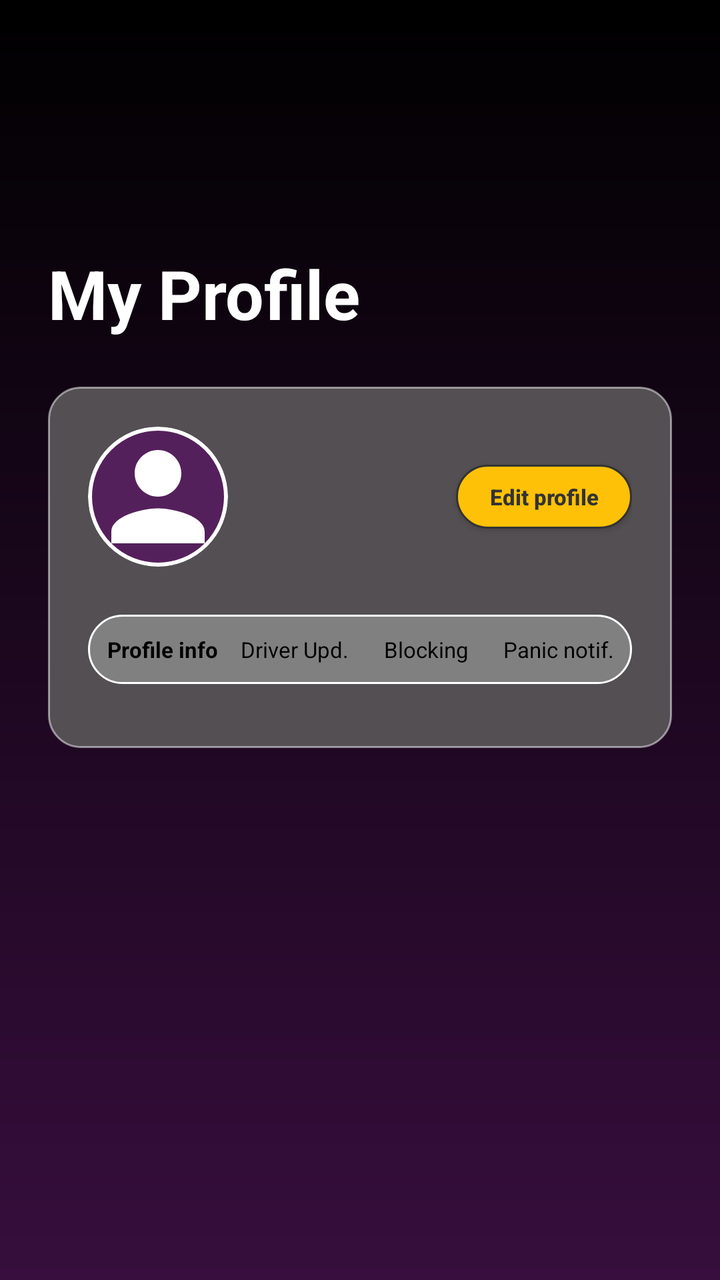
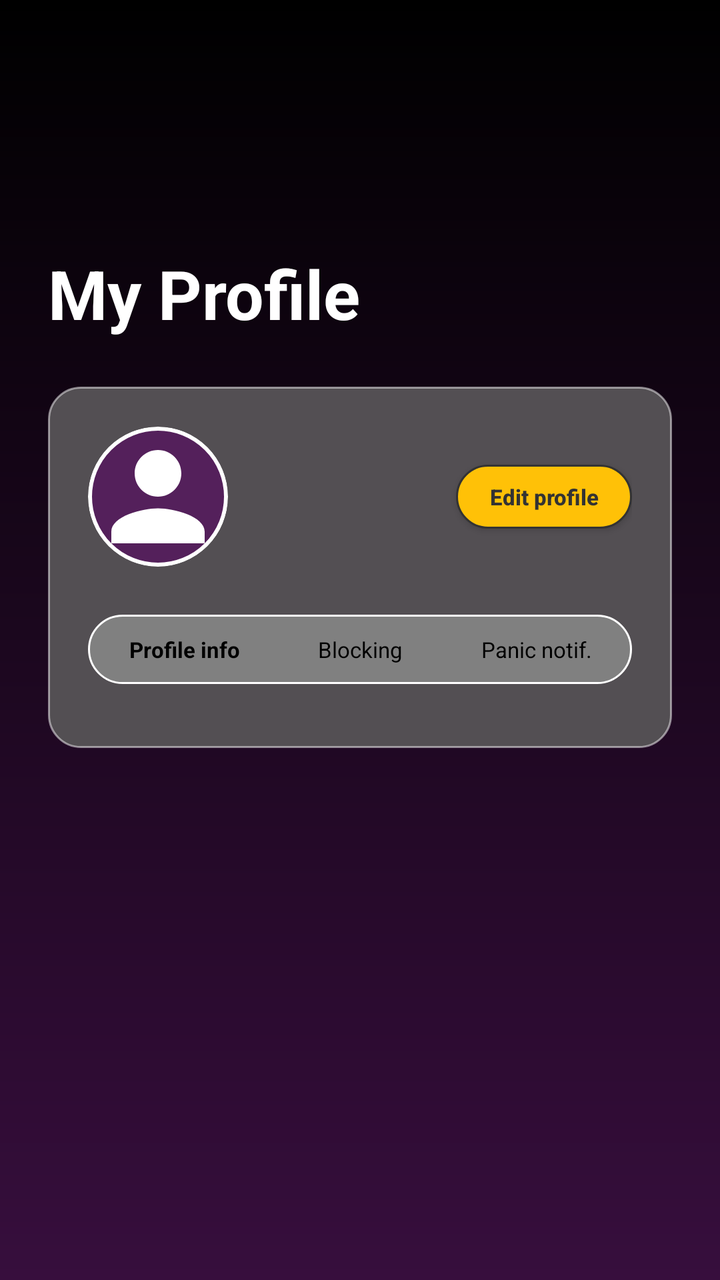

The first picture is an Android layout as it rendered before a commit; the second is the same layout after the commit. The layout source and the unified diff follow.
<!-- AndroidManifest.xml: application theme Theme.UberProject -->
<!-- res/layout/fragment_admin_profile.xml -->
<?xml version="1.0" encoding="utf-8"?>
<ScrollView
    xmlns:android="http://schemas.android.com/apk/res/android"
    xmlns:app="http://schemas.android.com/apk/res-auto"
    android:layout_width="match_parent"
    android:layout_height="match_parent"
    android:paddingTop="100dp"
    android:clipToPadding="false"
    android:background="@drawable/background_gradient"
    android:fillViewport="true">

    <androidx.constraintlayout.widget.ConstraintLayout
        android:layout_width="match_parent"
        android:layout_height="wrap_content"
        android:padding="24dp">

        <TextView
            android:id="@+id/tvScreenTitle"
            android:layout_width="wrap_content"
            android:layout_height="wrap_content"
            android:text="@string/my_profile_title"
            android:textColor="@color/white"
            android:textSize="34sp"
            android:textStyle="bold"
            app:layout_constraintStart_toStartOf="parent"
            app:layout_constraintTop_toTopOf="parent" />

        <androidx.constraintlayout.widget.ConstraintLayout
            android:id="@+id/cardContainer"
            android:layout_width="match_parent"
            android:layout_height="wrap_content"
            android:layout_marginTop="24dp"
            android:background="@drawable/bg_card_main"
            android:padding="20dp"
            app:layout_constraintTop_toBottomOf="@id/tvScreenTitle">

            <FrameLayout
                android:id="@+id/profileImageContainer"
                android:layout_width="70dp"
                android:layout_height="70dp"
                android:background="@drawable/circle_background"
                android:clipToOutline="true"
                app:layout_constraintStart_toStartOf="parent"
                app:layout_constraintTop_toTopOf="parent">

                <ImageView
                    android:id="@+id/imgProfile"
                    android:layout_width="match_parent"
                    android:layout_height="match_parent"
                    android:scaleType="centerCrop"
                    android:src="@drawable/ic_person_placeholder" />

                <LinearLayout
                    android:id="@+id/layoutChangePhoto"
                    android:layout_width="match_parent"
                    android:layout_height="match_parent"
                    android:background="#80000000"
                    android:gravity="center"
                    android:orientation="vertical"
                    android:visibility="gone">
                </LinearLayout>
            </FrameLayout>

            <LinearLayout
                android:id="@+id/userInfoLayout"
                android:layout_width="0dp"
                android:layout_height="wrap_content"
                android:layout_marginStart="12dp"
                android:layout_marginEnd="8dp"
                android:orientation="vertical"
                app:layout_constraintBottom_toBottomOf="@id/profileImageContainer"
                app:layout_constraintEnd_toStartOf="@+id/btnEditProfile"
                app:layout_constraintStart_toEndOf="@id/profileImageContainer"
                app:layout_constraintTop_toTopOf="@id/profileImageContainer">

                <TextView
                    android:id="@+id/headerName"
                    android:layout_width="match_parent"
                    android:layout_height="wrap_content"
                    android:text=""
                    android:textColor="@color/white"
                    android:textSize="18sp"
                    android:textStyle="bold"
                    android:singleLine="true"
                    android:ellipsize="end" />

                <TextView
                    android:id="@+id/headerEmail"
                    android:layout_width="match_parent"
                    android:layout_height="wrap_content"
                    android:text=""
                    android:textColor="#B0B0B0"
                    android:textSize="12sp"
                    android:singleLine="true"
                    android:ellipsize="end" />
            </LinearLayout>

            <androidx.appcompat.widget.AppCompatButton
                android:id="@+id/btnEditProfile"
                android:layout_width="wrap_content"
                android:layout_height="32dp"
                android:background="@drawable/bg_button_yellow"
                android:paddingHorizontal="10dp"
                android:text="@string/edit_profile_title"
                android:textAllCaps="false"
                android:textColor="@color/text_dark"
                android:textSize="11sp"
                android:textStyle="bold"
                app:layout_constraintBottom_toBottomOf="@id/profileImageContainer"
                app:layout_constraintEnd_toEndOf="parent"
                app:layout_constraintTop_toTopOf="@id/profileImageContainer" />

            <LinearLayout
                android:id="@+id/tabsContainer"
                android:layout_width="match_parent"
                android:layout_height="wrap_content"
                android:layout_marginTop="24dp"
                android:background="@drawable/bg_tabs_outline"
                android:orientation="horizontal"
                android:padding="4dp"
                android:weightSum="4"
                app:layout_constraintTop_toBottomOf="@id/profileImageContainer">

                <TextView
                    android:id="@+id/tabInfo"
                    android:layout_width="0dp"
                    android:layout_height="wrap_content"
                    android:layout_weight="1"
                    android:gravity="center"
                    android:paddingVertical="6dp"
                    android:text="@string/profile_info_title"
                    android:textColor="@color/black"
                    android:textSize="11sp"
                    android:textStyle="bold" />

                <TextView
                    android:id="@+id/tabDriverUpdates"
                    android:layout_width="0dp"
                    android:layout_height="wrap_content"
                    android:layout_weight="1"
                    android:gravity="center"
                    android:text="@string/driver_updates_title"
                    android:textSize="11sp"
                    android:textColor="@color/black" />

                <TextView
                    android:id="@+id/tabBlocking"
                    android:layout_width="0dp"
                    android:layout_height="wrap_content"
                    android:layout_weight="1"
                    android:gravity="center"
                    android:text="@string/blocking_title"
                    android:textSize="11sp"
                    android:textColor="@color/black" />

                <TextView
                    android:id="@+id/tabPanic"
                    android:layout_width="0dp"
                    android:layout_height="wrap_content"
                    android:layout_weight="1"
                    android:gravity="center"
                    android:text="@string/panic_notifications_title"
                    android:textSize="11sp"
                    android:textColor="@color/black" />
            </LinearLayout>

            <FrameLayout
                android:id="@+id/profileContentContainer"
                android:layout_width="match_parent"
                android:layout_height="wrap_content"
                android:layout_marginTop="12dp"
                app:layout_constraintTop_toBottomOf="@id/tabsContainer" />

        </androidx.constraintlayout.widget.ConstraintLayout>

    </androidx.constraintlayout.widget.ConstraintLayout>
</ScrollView>
<!-- resources referenced by this layout -->
<resources>
  <color name="black">#FF000000</color>
  <color name="text_dark">#333333</color>
  <color name="white">#FFFFFFFF</color>
  <!-- drawable background_gradient (drawable) -->
  <?xml version="1.0" encoding="utf-8"?>
  <shape xmlns:android="http://schemas.android.com/apk/res/android">
      <gradient
          android:type="linear"
          android:angle="90"
          android:startColor="@color/purple_main"
          android:endColor="@color/black" />
  </shape>
  <!-- drawable bg_button_yellow (drawable) -->
  <?xml version="1.0" encoding="utf-8"?>
  <shape xmlns:android="http://schemas.android.com/apk/res/android">
      <solid android:color="@color/accent_yellow"/>
      <corners android:radius="50dp"/>
  
      <stroke
          android:width="1dp"
          android:color="@color/text_dark" />
  </shape>
  <!-- drawable bg_card_main (drawable) -->
  <?xml version="1.0" encoding="utf-8"?>
  <shape xmlns:android="http://schemas.android.com/apk/res/android">
      <solid android:color="@color/card_background"/>
      <corners android:radius="16dp"/>
  
      <stroke
          android:width="1dp"
          android:color="#80FFFFFF"/>
  </shape>
  <!-- drawable bg_tabs_outline (drawable) -->
  <?xml version="1.0" encoding="utf-8"?>
  <shape xmlns:android="http://schemas.android.com/apk/res/android">
      <solid android:color="#808080" />
  
      <stroke
          android:width="1dp"
          android:color="@color/white" />
  
      <corners android:radius="25dp" />
  </shape>
  <!-- drawable circle_background (drawable) -->
  <shape xmlns:android="http://schemas.android.com/apk/res/android"
      android:shape="oval">
      <solid android:color="@color/purple_tint" />
      <stroke
          android:width="2dp"
          android:color="@color/text_white" />
  </shape>
  <!-- drawable ic_person_placeholder (drawable) -->
  <vector xmlns:android="http://schemas.android.com/apk/res/android"
      android:width="24dp"
      android:height="24dp"
      android:viewportWidth="24"
      android:viewportHeight="24"
      android:tint="@color/text_white">
      <path
          android:fillColor="@android:color/white"
          android:pathData="M12,12c2.21,0 4,-1.79 4,-4s-1.79,-4 -4,-4 -4,1.79 -4,4 1.79,4 4,4zM12,14c-2.67,0 -8,1.34 -8,4v2h16v-2c0,-2.66 -5.33,-4 -8,-4z"/>
  </vector>
  <string name="blocking_title">Blocking</string>
  <string name="driver_updates_title">Driver Upd.</string>
  <string name="edit_profile_title">Edit profile</string>
  <string name="my_profile_title">My Profile</string>
  <string name="panic_notifications_title">Panic notif.</string>
  <string name="profile_info_title">Profile info</string>
  <style name="Theme.UberProject" parent="Base.Theme.UberProject" />
  <color name="purple_main">#370E3D</color>
  <color name="accent_yellow">#FFC107</color>
  <color name="card_background">#534f53</color>
  <color name="purple_tint">#D955185D</color>
  <color name="text_white">#FFFFFF</color>
  <style name="Base.Theme.UberProject" parent="Theme.Material3.DayNight.NoActionBar">
          
          
      </style>
</resources>

<!-- the commit's change to res/layout/fragment_admin_profile.xml (unified diff, before → after) -->
@@ -118,7 +118,7 @@
                 android:background="@drawable/bg_tabs_outline"
                 android:orientation="horizontal"
                 android:padding="4dp"
-                android:weightSum="4"
+                android:weightSum="3"
                 app:layout_constraintTop_toBottomOf="@id/profileImageContainer">
 
                 <TextView
@@ -132,16 +132,6 @@
                     android:textColor="@color/black"
                     android:textSize="11sp"
                     android:textStyle="bold" />
-
-                <TextView
-                    android:id="@+id/tabDriverUpdates"
-                    android:layout_width="0dp"
-                    android:layout_height="wrap_content"
-                    android:layout_weight="1"
-                    android:gravity="center"
-                    android:text="@string/driver_updates_title"
-                    android:textSize="11sp"
-                    android:textColor="@color/black" />
 
                 <TextView
                     android:id="@+id/tabBlocking"
<!-- resource entries referenced after the edit -->
@@ -63,7 +63,6 @@
           android:pathData="M12,12c2.21,0 4,-1.79 4,-4s-1.79,-4 -4,-4 -4,1.79 -4,4 1.79,4 4,4zM12,14c-2.67,0 -8,1.34 -8,4v2h16v-2c0,-2.66 -5.33,-4 -8,-4z"/>
   </vector>
   <string name="blocking_title">Blocking</string>
-  <string name="driver_updates_title">Driver Upd.</string>
   <string name="edit_profile_title">Edit profile</string>
   <string name="my_profile_title">My Profile</string>
   <string name="panic_notifications_title">Panic notif.</string>
